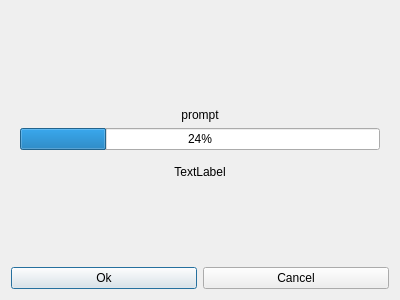
Old version of the form Update/DlgUpdate.ui in the repository KangLin/RabbitIm.
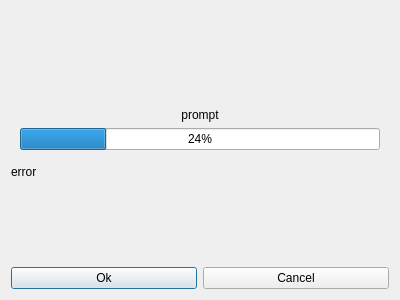
New version of the form. Icons and pictures are not drawn.

Patch:
```diff
--- a/Update/DlgUpdate.ui
+++ b/Update/DlgUpdate.ui
@@ -66,10 +66,10 @@
    <item row="2" column="0">
     <widget class="QLabel" name="lbError">
      <property name="text">
-      <string>TextLabel</string>
+      <string notr="true">error</string>
      </property>
      <property name="alignment">
-      <set>Qt::AlignCenter</set>
+      <set>Qt::AlignLeading|Qt::AlignLeft|Qt::AlignVCenter</set>
      </property>
      <property name="wordWrap">
       <bool>true</bool>
```
Left out of the diff: 8 changed lines with no effect on the pictures.
